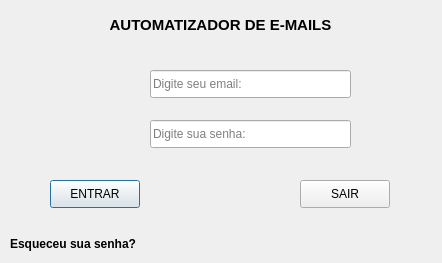
gabrielbitencort/Automatizador, file UI/login.ui: the form before one commit.
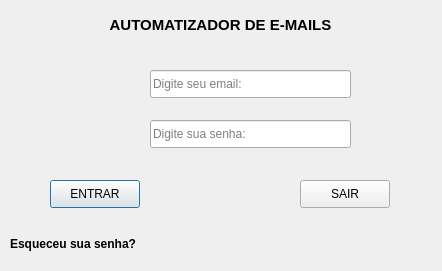
The form after the commit. Icons and pictures are not drawn.

```diff
--- a/UI/login.ui
+++ b/UI/login.ui
@@ -7,7 +7,7 @@
     <x>0</x>
     <y>0</y>
     <width>442</width>
-    <height>263</height>
+    <height>271</height>
    </rect>
   </property>
   <property name="windowTitle">
```
Left out of the diff: 2 changed lines with no effect on the pictures.
